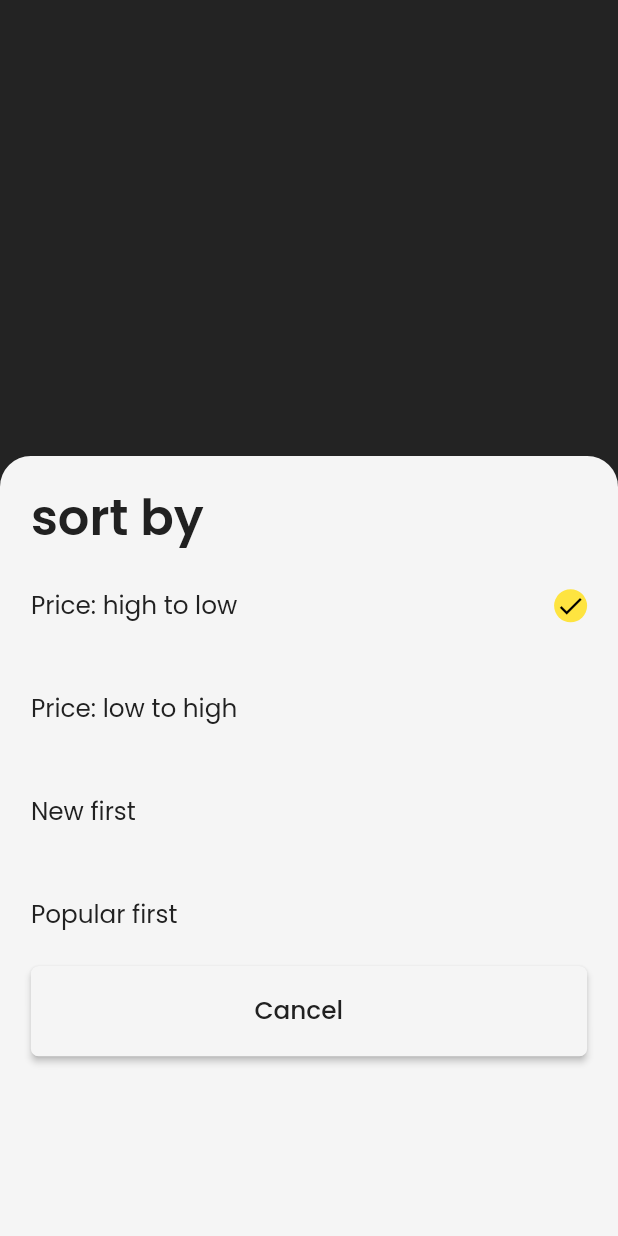
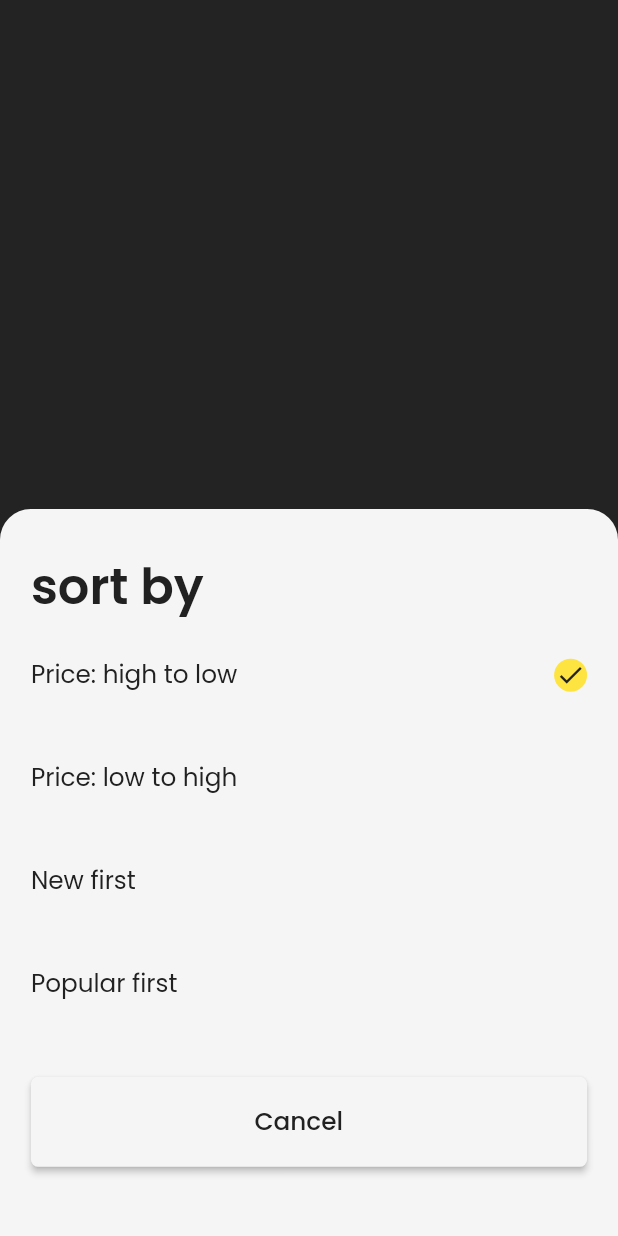
Before and after one commit to panchaniurvisha/ulmo_e_commerce, a Flutter app: the SortScreen screen opened directly, after a tap on "Cancel", on a phone screen of 412 x 824 dp. Run offline on Flutter 3.47's test engine with Material 2 defaults, Android fonts, the phone set to English and light mode, and no system bars.

Commit message:
"7/6/2023"

```diff
--- a/lib/main.dart
+++ b/lib/main.dart
@@ -1,5 +1,5 @@
 import 'package:flutter/material.dart';
-import 'package:ulmo_e_commerce_app/view/sort_screen.dart';
+import 'package:ulmo_e_commerce_app/view/product_information_screen.dart';
 
 void main() {
   runApp(const MyApp());
@@ -17,6 +17,6 @@ class MyApp extends StatelessWidget {
           primarySwatch: Colors.blue,
         ),
         debugShowCheckedModeBanner: false,
-        home: const SortScreen());
+        home: const ProductInformationScreen());
   }
 }
--- a/lib/res/constant/app_string.dart
+++ b/lib/res/constant/app_string.dart
@@ -46,8 +46,7 @@ class AppString {
   static const five = "5";
   static const headerName = "you might also like";
   static const price = "\$150.00";
-  static const likesTable =
-      "Wooden bedside table featuring a raised design on the door";
+  static const likesTable = "Wooden bedside table featuring a raised design on the door";
   static const brown = "Brown";
   static const black = "Black";
   static const addCart = "Add to bag";
@@ -66,8 +65,7 @@ class AppString {
   static const personThree = "Paityn Saris";
   static const reviewOne = "Everything is good. Nice quality";
   static const reviewTwo = "Could be better :(";
-  static const reviewThree =
-      "Bought this table 2 months ago and I wanted to say, this is the best bedside table I’ve ever used 😍";
+  static const reviewThree = "Bought this table 2 months ago and I wanted to say, this is the best bedside table I’ve ever used 😍";
 
   //new Review Screen
   static const nice = "Nice";
@@ -82,8 +80,7 @@ class AppString {
 
   //story Screen
   static const jar = 'glass storage jar with\ngolden lid';
-  static const aboutJar =
-      'Hermetic storage jar. Made of glass with a\nraised slogan detail and a golden\nscrew-on lid. Available in three sizes.';
+  static const aboutJar = 'Hermetic storage jar. Made of glass with a\nraised slogan detail and a golden\nscrew-on lid. Available in three sizes.';
 
 //product Page Two Screen
   static const dollar = '\$15.99';
@@ -110,4 +107,14 @@ class AppString {
   static const popularFirst = "Popular first";
   static const sortTitle = "sort by";
   static const cancel = "Cancel";
+
+  //product Information Screen
+  static const productInformation = "Product information";
+  static const measurements = "measurements";
+  static const height = "Height:";
+  static const width = "Width:";
+  static const depth = "Depth:";
+  static const composition = "composition";
+  static const material = "Main material";
+  static const weight = "Weight:";
 }
--- a/lib/view/sort_screen.dart
+++ b/lib/view/sort_screen.dart
@@ -28,15 +28,16 @@ class _SortScreenState extends State<SortScreen> {
       backgroundColor: AppColors.lightBlack,
       body: Center(
         child: ElevatedButton(
-            child: Text(AppString.cancel),
+            child: const Text(AppString.cancel),
             onPressed: () {
               showModalBottomSheet(
                 backgroundColor: Colors.transparent,
                 isScrollControlled: true,
                 isDismissible: true,
                 context: context,
-                builder: (context) => Container(
-                  height: 520,
+                builder: (context) => StatefulBuilder(
+                  builder: (context, setState) => Container(
+                    height: height / 1.7,
                     width: double.infinity,
                     decoration: BoxDecoration(
                         color: AppColors.white,
@@ -45,8 +46,7 @@ class _SortScreenState extends State<SortScreen> {
                           topRight: Radius.circular(width / 20),
                         )),
                     child: Padding(
-                    padding: EdgeInsets.symmetric(
-                        vertical: height / 50, horizontal: width / 20),
+                      padding: EdgeInsets.symmetric(vertical: height / 30, horizontal: width / 20),
                       child: Column(
                         crossAxisAlignment: CrossAxisAlignment.start,
                         children: [
@@ -56,11 +56,11 @@ class _SortScreenState extends State<SortScreen> {
                             fontWeight: FontWeight.w600,
                           ),
                           GridView.builder(
+                            padding: EdgeInsets.only(bottom: height / 30),
                             physics: const NeverScrollableScrollPhysics(),
                             shrinkWrap: true,
                             itemCount: sortTitle.length,
-                          gridDelegate:
-                              SliverGridDelegateWithFixedCrossAxisCount(
+                            gridDelegate: SliverGridDelegateWithFixedCrossAxisCount(
                               crossAxisCount: 1,
                               childAspectRatio: 2,
                               mainAxisExtent: height / 12,
@@ -89,12 +89,12 @@ class _SortScreenState extends State<SortScreen> {
                                                 ? const Icon(
                                                     Icons.check,
                                                     size: 20.0,
-                                                  color: Colors.black,
+                                                    color: AppColors.black,
                                                   )
                                                 : const Icon(
                                                     Icons.radio_button_unchecked,
                                                     size: 20.0,
-                                                  color: Colors.black,
+                                                    color: AppColors.black,
                                                   ),
                                           ),
                                         ),
@@ -112,6 +112,7 @@ class _SortScreenState extends State<SortScreen> {
                       ),
                     ),
                   ),
+                ),
               );
             }),
       ),
```
Also changed, not shown: lib/data/user_data_first_screen.dart (+11 -56 lines), lib/model/first_screen_model.dart (+24 -28 lines), lib/view/filter_options_screen.dart (+6 -7 lines), lib/view/product_information_screen.dart (added, +117 -0 lines). Lines whose indentation alone changed are shown as unchanged.
